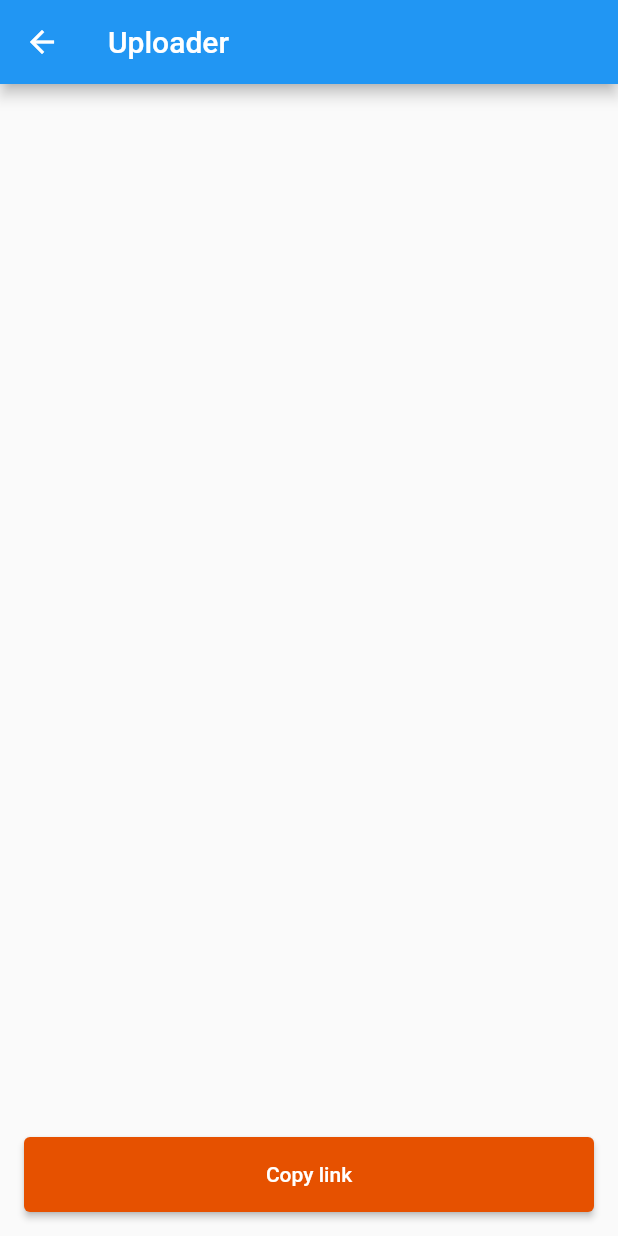
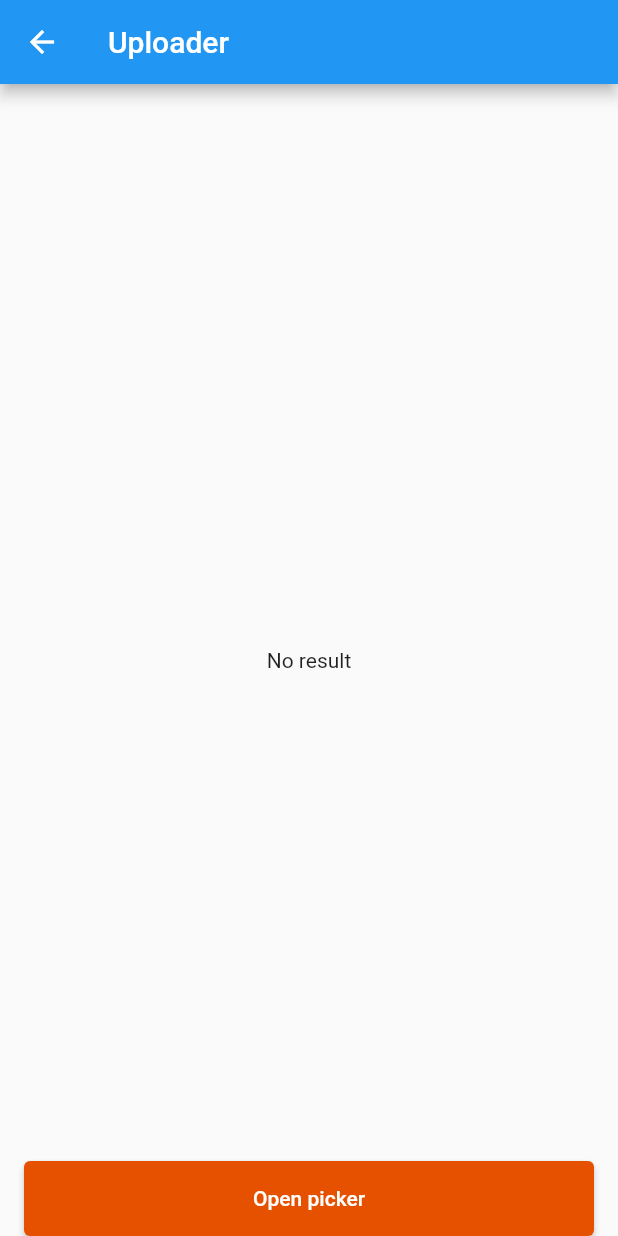
Before and after one commit to finto-io/sdk-flutter-demo, a Flutter app: the UploaderScreen screen opened by its route, on a phone screen of 412 x 824 dp. Run offline on Flutter 3.47's test engine with Material 2 defaults, Android fonts, the phone set to English and light mode, and no system bars; our stand-ins replace permission_handler.

Commit message:
refactor/cleanup

```diff
--- a/lib/components/CustomButton.dart
+++ b/lib/components/CustomButton.dart
@@ -5,17 +5,19 @@ class CustomButton extends StatelessWidget {
     super.key,
     required this.label,
     required this.onPressed,
+    this.disabled = false,
   });
 
   final String label;
+  final bool? disabled;
   final void Function() onPressed;
 
   @override
   Widget build(BuildContext context) {
     return ElevatedButton(
-      onPressed: onPressed,
+      onPressed: disabled == false ? onPressed : null,
       style: ElevatedButton.styleFrom(
-        primary: Colors.orange[900],
+        primary: disabled == false ? Colors.orange[900] : Colors.grey[400],
         minimumSize: const Size.fromHeight(50),
       ),
       child: Text(label),
--- a/lib/routes/scanner/scanner.back.screen.dart
+++ b/lib/routes/scanner/scanner.back.screen.dart
@@ -38,10 +38,11 @@ class _PlatformChannelState extends State<ScannerBackScreen> {
     if (type == "scanBackSuccess" && mounted) {
       Navigator.pushNamed(context, '/scanner-selfie');
     } else {
+      var error = event["params"];
       ScaffoldMessenger.of(context).showSnackBar(SnackBar(
         backgroundColor: Colors.red.shade900,
         content: Text(
-          "$event['params']",
+          "$error",
           textAlign: TextAlign.left,
         ),
       ));
--- a/lib/routes/scanner/scanner.front.screen.dart
+++ b/lib/routes/scanner/scanner.front.screen.dart
@@ -38,10 +38,11 @@ class _PlatformChannelState extends State<ScannerFrontScreen> {
     if (type == "scanFrontSuccess" && mounted) {
       Navigator.pushNamed(context, '/scanner-back');
     } else {
+      var error = event["params"];
       ScaffoldMessenger.of(context).showSnackBar(SnackBar(
         backgroundColor: Colors.red.shade900,
         content: Text(
-          "$event['params']",
+          "$error",
           textAlign: TextAlign.left,
         ),
       ));
--- a/lib/routes/scanner/scanner.selfie.screen.dart
+++ b/lib/routes/scanner/scanner.selfie.screen.dart
@@ -44,10 +44,11 @@ class _PlatformChannelState extends State<ScannerSelfieScreen> {
         ),
       );
     } else {
+      var error = event["params"];
       ScaffoldMessenger.of(context).showSnackBar(SnackBar(
         backgroundColor: Colors.red.shade900,
         content: Text(
-          "$event['params']",
+          "$error",
           textAlign: TextAlign.left,
         ),
       ));
--- a/lib/routes/uploader/uploader.screen.dart
+++ b/lib/routes/uploader/uploader.screen.dart
@@ -73,26 +73,35 @@ class _PlatformChannelState extends State<UploaderScreen> {
   Widget build(BuildContext context) {
     return Scaffold(
       appBar: AppBar(title: const Text('Uploader')),
+      floatingActionButtonLocation:
+          FloatingActionButtonLocation.miniCenterDocked,
+      floatingActionButton: Container(
+        margin: const EdgeInsets.symmetric(horizontal: 16.0),
+        child: Container(
+          child: path.isNotEmpty
+              ? Flexible(
+                  child: CustomButton(
+                      disabled: isUploading,
+                      label: "Copy link",
+                      onPressed: copy))
+              : Flexible(
+                  child: CustomButton(
+                    disabled: isUploading,
+                    label: "Open picker",
+                    onPressed: initUploader,
+                  ),
+                ),
+        ),
+      ),
       body: SafeArea(
-        minimum: const EdgeInsets.all(16.0),
-        child: Column(
-          children: <Widget>[
-            Expanded(
-                child: Container(
-                    alignment: Alignment.center,
-                    child: Column(
-                      mainAxisAlignment: MainAxisAlignment.center,
-                      crossAxisAlignment: CrossAxisAlignment.center,
-                      children: [
-                        if (isUploading) const Text("Loading..."),
-                        if (path.isNotEmpty) Text(path)
-                      ],
-                    ))),
-            CustomButton(
-              label: "Copy link",
-              onPressed: copy,
-            )
-          ],
+        minimum: const EdgeInsets.symmetric(horizontal: 16.0),
+        child: Container(
+          alignment: Alignment.center,
+          child: Text(isUploading
+              ? 'Loading...'
+              : path.isNotEmpty
+                  ? path
+                  : 'No result'),
         ),
       ),
     );
--- a/lib/routes/videoRecorder/video.recorder.screen.dart
+++ b/lib/routes/videoRecorder/video.recorder.screen.dart
@@ -45,10 +45,11 @@ class VideoRecorderScreenState extends State<VideoRecorderScreen> {
         ),
       );
     } else {
+      var error = event["params"];
       ScaffoldMessenger.of(context).showSnackBar(SnackBar(
         backgroundColor: Colors.red.shade900,
         content: Text(
-          "$event['params']",
+          "$error",
           textAlign: TextAlign.left,
         ),
       ));
```
Also changed, not shown: lib/routes/videoRecorder/video.recorder.result.screen.dart (+12 -10 lines).
